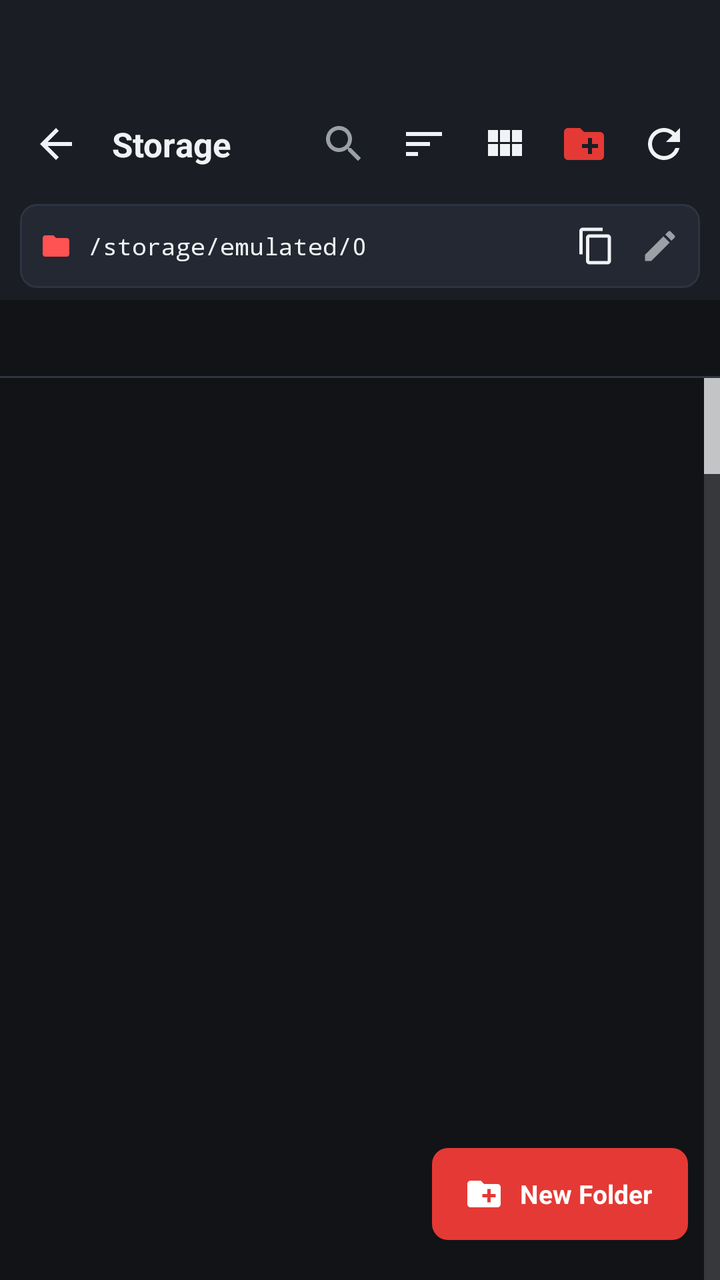
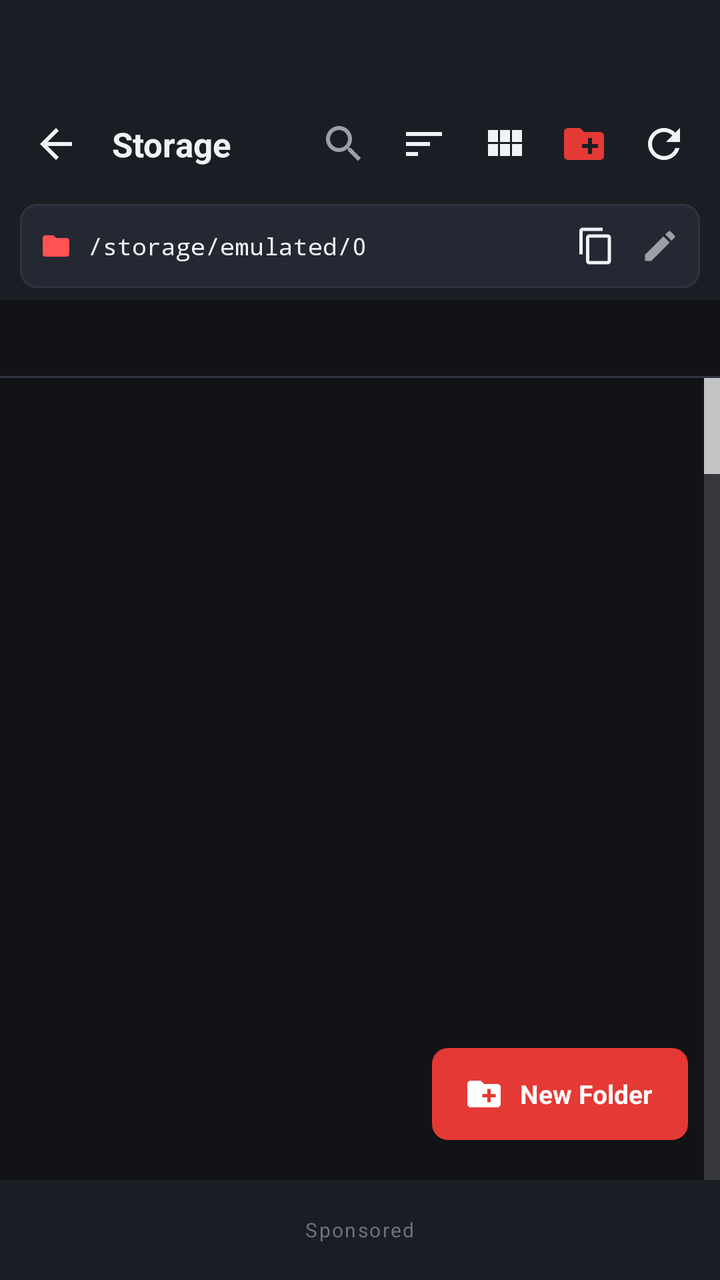

Screens rendered from an Android XML layout before and after an edit, with the pre-edit source and the edit as a unified diff.
<!-- AndroidManifest.xml: application theme Theme.ArtrawFiles -->
<!-- res/layout/activity_browser.xml -->
<?xml version="1.0" encoding="utf-8"?>
<LinearLayout xmlns:android="http://schemas.android.com/apk/res/android"
    android:layout_width="match_parent"
    android:layout_height="match_parent"
    android:orientation="vertical"
    android:background="@color/bg_dark">

    
    <LinearLayout
        android:id="@+id/layoutTopBrowser"
        android:layout_width="match_parent"
        android:layout_height="wrap_content"
        android:orientation="vertical"
        android:background="@color/surface_dark">

        
        <View
            android:id="@+id/statusBarSpacerBrowser"
            android:layout_width="match_parent"
            android:layout_height="44dp" />

        
        <RelativeLayout
            android:id="@+id/toolbarNormal"
            android:layout_width="match_parent"
            android:layout_height="56dp"
            android:paddingStart="8dp"
            android:paddingEnd="8dp">

            <ImageView
                android:id="@+id/btnBack"
                android:layout_width="40dp"
                android:layout_height="40dp"
                android:layout_alignParentStart="true"
                android:layout_centerVertical="true"
                android:padding="8dp"
                android:background="?android:attr/selectableItemBackgroundBorderless"
                android:src="@drawable/ic_arrow_back"
                android:contentDescription="Back" />

            <TextView
                android:id="@+id/tvCurrentFolderName"
                android:layout_width="wrap_content"
                android:layout_height="wrap_content"
                android:layout_toEndOf="@id/btnBack"
                android:layout_toStartOf="@+id/layoutNormalActions"
                android:layout_centerVertical="true"
                android:layout_marginStart="8dp"
                android:layout_marginEnd="8dp"
                android:singleLine="true"
                android:ellipsize="middle"
                android:text="Storage"
                android:textColor="@color/text_primary_dark"
                android:textSize="17sp"
                android:textStyle="bold" />

            <LinearLayout
                android:id="@+id/layoutNormalActions"
                android:layout_width="wrap_content"
                android:layout_height="wrap_content"
                android:layout_alignParentEnd="true"
                android:layout_centerVertical="true"
                android:orientation="horizontal">

                <ImageView
                    android:id="@+id/btnSearch"
                    android:layout_width="40dp"
                    android:layout_height="40dp"
                    android:padding="8dp"
                    android:background="?android:attr/selectableItemBackgroundBorderless"
                    android:src="@drawable/ic_search"
                    android:contentDescription="Search" />

                <ImageView
                    android:id="@+id/btnSort"
                    android:layout_width="40dp"
                    android:layout_height="40dp"
                    android:padding="8dp"
                    android:background="?android:attr/selectableItemBackgroundBorderless"
                    android:src="@drawable/ic_sort"
                    android:contentDescription="Sort" />

                <ImageView
                    android:id="@+id/btnViewToggle"
                    android:layout_width="40dp"
                    android:layout_height="40dp"
                    android:padding="8dp"
                    android:background="?android:attr/selectableItemBackgroundBorderless"
                    android:src="@drawable/ic_grid"
                    android:contentDescription="Toggle View" />

                <ImageView
                    android:id="@+id/btnNewFolder"
                    android:layout_width="40dp"
                    android:layout_height="40dp"
                    android:padding="8dp"
                    android:background="?android:attr/selectableItemBackgroundBorderless"
                    android:src="@drawable/ic_new_folder"
                    android:contentDescription="New Folder" />

                <ImageView
                    android:id="@+id/btnRefresh"
                    android:layout_width="40dp"
                    android:layout_height="40dp"
                    android:padding="8dp"
                    android:background="?android:attr/selectableItemBackgroundBorderless"
                    android:src="@drawable/ic_refresh"
                    android:contentDescription="Refresh" />
            </LinearLayout>
        </RelativeLayout>

        
        <RelativeLayout
            android:id="@+id/toolbarSelection"
            android:layout_width="match_parent"
            android:layout_height="56dp"
            android:background="@color/surface_elevated_dark"
            android:paddingStart="8dp"
            android:paddingEnd="8dp"
            android:visibility="gone">

            <ImageView
                android:id="@+id/btnCloseSelection"
                android:layout_width="40dp"
                android:layout_height="40dp"
                android:layout_alignParentStart="true"
                android:layout_centerVertical="true"
                android:padding="8dp"
                android:background="?android:attr/selectableItemBackgroundBorderless"
                android:src="@drawable/ic_arrow_back"
                android:contentDescription="Close Selection" />

            <TextView
                android:id="@+id/tvSelectionCount"
                android:layout_width="wrap_content"
                android:layout_height="wrap_content"
                android:layout_toEndOf="@id/btnCloseSelection"
                android:layout_toStartOf="@+id/layoutSelectionActions"
                android:layout_centerVertical="true"
                android:layout_marginStart="8dp"
                android:singleLine="true"
                android:ellipsize="end"
                android:text="0 selected"
                android:textColor="@color/text_primary_dark"
                android:textSize="15sp"
                android:textStyle="bold" />

            <LinearLayout
                android:id="@+id/layoutSelectionActions"
                android:layout_width="wrap_content"
                android:layout_height="wrap_content"
                android:layout_alignParentEnd="true"
                android:layout_centerVertical="true"
                android:orientation="horizontal">

                <ImageView
                    android:id="@+id/btnActionSelectAll"
                    android:layout_width="38dp"
                    android:layout_height="38dp"
                    android:padding="8dp"
                    android:background="?android:attr/selectableItemBackgroundBorderless"
                    android:src="@drawable/ic_select_all"
                    android:contentDescription="Select All" />

                <ImageView
                    android:id="@+id/btnActionCopy"
                    android:layout_width="38dp"
                    android:layout_height="38dp"
                    android:padding="8dp"
                    android:background="?android:attr/selectableItemBackgroundBorderless"
                    android:src="@drawable/ic_copy"
                    android:contentDescription="Copy" />

                <ImageView
                    android:id="@+id/btnActionCut"
                    android:layout_width="38dp"
                    android:layout_height="38dp"
                    android:padding="8dp"
                    android:background="?android:attr/selectableItemBackgroundBorderless"
                    android:src="@drawable/ic_cut"
                    android:contentDescription="Cut" />

                <ImageView
                    android:id="@+id/btnActionShare"
                    android:layout_width="38dp"
                    android:layout_height="38dp"
                    android:padding="8dp"
                    android:background="?android:attr/selectableItemBackgroundBorderless"
                    android:src="@drawable/ic_share"
                    android:contentDescription="Share" />

                <ImageView
                    android:id="@+id/btnActionCompress"
                    android:layout_width="38dp"
                    android:layout_height="38dp"
                    android:padding="8dp"
                    android:background="?android:attr/selectableItemBackgroundBorderless"
                    android:src="@drawable/ic_compress"
                    android:contentDescription="Compress to ZIP" />

                <ImageView
                    android:id="@+id/btnActionDelete"
                    android:layout_width="38dp"
                    android:layout_height="38dp"
                    android:padding="8dp"
                    android:background="?android:attr/selectableItemBackgroundBorderless"
                    android:src="@drawable/ic_delete"
                    android:contentDescription="Delete" />

                <ImageView
                    android:id="@+id/btnActionMore"
                    android:layout_width="38dp"
                    android:layout_height="38dp"
                    android:padding="8dp"
                    android:background="?android:attr/selectableItemBackgroundBorderless"
                    android:src="@drawable/ic_more"
                    android:contentDescription="More" />
            </LinearLayout>
        </RelativeLayout>

        
        <LinearLayout
            android:id="@+id/layoutSearchBar"
            android:layout_width="match_parent"
            android:layout_height="48dp"
            android:orientation="horizontal"
            android:background="@color/surface_dark"
            android:paddingStart="12dp"
            android:paddingEnd="12dp"
            android:gravity="center_vertical"
            android:visibility="gone">

            <EditText
                android:id="@+id/etSearchQuery"
                android:layout_width="0dp"
                android:layout_height="match_parent"
                android:layout_weight="1"
                android:background="@null"
                android:hint="@string/search_hint"
                android:textColor="@color/text_primary_dark"
                android:textColorHint="@color/text_tertiary_dark"
                android:textSize="14sp"
                android:imeOptions="actionSearch"
                android:singleLine="true" />

            <ImageView
                android:id="@+id/btnClearSearch"
                android:layout_width="36dp"
                android:layout_height="36dp"
                android:padding="8dp"
                android:src="@drawable/ic_more"
                android:contentDescription="Clear" />
        </LinearLayout>

        
        <LinearLayout
            android:id="@+id/layoutPcAddressBar"
            android:layout_width="match_parent"
            android:layout_height="wrap_content"
            android:orientation="horizontal"
            android:gravity="center_vertical"
            android:background="@drawable/bg_address_bar"
            android:layout_marginStart="10dp"
            android:layout_marginEnd="10dp"
            android:layout_marginTop="2dp"
            android:layout_marginBottom="6dp"
            android:paddingStart="10dp"
            android:paddingEnd="4dp"
            android:paddingTop="5dp"
            android:paddingBottom="5dp">

            <ImageView
                android:layout_width="16dp"
                android:layout_height="16dp"
                android:src="@drawable/ic_folder"
                android:tint="@color/artraw_crimson_accent"
                android:contentDescription="Path" />

            <TextView
                android:id="@+id/tvPcPathDisplay"
                android:layout_width="0dp"
                android:layout_height="wrap_content"
                android:layout_weight="1"
                android:layout_marginStart="8dp"
                android:layout_marginEnd="6dp"
                android:text="/storage/emulated/0"
                android:textColor="@color/text_primary_dark"
                android:textSize="12sp"
                android:fontFamily="monospace"
                android:singleLine="true"
                android:ellipsize="start" />

            
            <ImageView
                android:id="@+id/btnCopyCurrentPath"
                android:layout_width="32dp"
                android:layout_height="32dp"
                android:padding="6dp"
                android:background="?android:attr/selectableItemBackgroundBorderless"
                android:src="@drawable/ic_copy"
                android:contentDescription="Copy Current Path" />

            
            <ImageView
                android:id="@+id/btnTypePath"
                android:layout_width="32dp"
                android:layout_height="32dp"
                android:padding="6dp"
                android:background="?android:attr/selectableItemBackgroundBorderless"
                android:src="@drawable/ic_edit"
                android:contentDescription="Type Path" />
        </LinearLayout>
    </LinearLayout>

    
    <RelativeLayout
        android:layout_width="match_parent"
        android:layout_height="38dp"
        android:background="@color/bg_dark"
        android:paddingStart="8dp"
        android:paddingEnd="8dp">

        <HorizontalScrollView
            android:id="@+id/scrollBreadcrumbs"
            android:layout_width="match_parent"
            android:layout_height="match_parent"
            android:layout_centerVertical="true"
            android:scrollbars="none">

            <LinearLayout
                android:id="@+id/layoutBreadcrumbs"
                android:layout_width="wrap_content"
                android:layout_height="match_parent"
                android:orientation="horizontal"
                android:gravity="center_vertical" />
        </HorizontalScrollView>
    </RelativeLayout>

    <View
        android:layout_width="match_parent"
        android:layout_height="1dp"
        android:background="@color/border_dark" />

    
    <RelativeLayout
        android:id="@+id/layoutPasteBar"
        android:layout_width="match_parent"
        android:layout_height="wrap_content"
        android:minHeight="52dp"
        android:background="@color/surface_elevated_dark"
        android:paddingStart="16dp"
        android:paddingEnd="16dp"
        android:visibility="gone">

        <TextView
            android:id="@+id/tvPasteStatus"
            android:layout_width="wrap_content"
            android:layout_height="wrap_content"
            android:layout_alignParentStart="true"
            android:layout_toStartOf="@+id/layoutPasteButtons"
            android:layout_centerVertical="true"
            android:singleLine="true"
            android:text="2 files ready to paste"
            android:textColor="@color/text_primary_dark"
            android:textSize="13sp" />

        <LinearLayout
            android:id="@+id/layoutPasteButtons"
            android:layout_width="wrap_content"
            android:layout_height="wrap_content"
            android:layout_alignParentEnd="true"
            android:layout_centerVertical="true"
            android:orientation="horizontal">

            <Button
                android:id="@+id/btnCancelPaste"
                android:layout_width="wrap_content"
                android:layout_height="36dp"
                android:background="@drawable/bg_button_outlined"
                android:text="@string/btn_cancel"
                android:textColor="@color/text_secondary_dark"
                android:textSize="12sp" />

            <Button
                android:id="@+id/btnExecutePaste"
                android:layout_width="wrap_content"
                android:layout_height="36dp"
                android:layout_marginStart="8dp"
                android:background="@drawable/bg_button_primary"
                android:text="@string/action_paste"
                android:textColor="@android:color/white"
                android:textSize="12sp" />
        </LinearLayout>
    </RelativeLayout>

    
    <FrameLayout
        android:layout_width="match_parent"
        android:layout_height="0dp"
        android:layout_weight="1">

        <ListView
            android:id="@+id/listViewFiles"
            android:layout_width="match_parent"
            android:layout_height="match_parent"
            android:divider="@color/border_dark"
            android:dividerHeight="0.5dp"
            android:clipToPadding="false"
            android:fastScrollEnabled="true" />

        <GridView
            android:id="@+id/gridViewFiles"
            android:layout_width="match_parent"
            android:layout_height="match_parent"
            android:numColumns="3"
            android:padding="8dp"
            android:horizontalSpacing="8dp"
            android:verticalSpacing="8dp"
            android:clipToPadding="false"
            android:visibility="gone" />

        
        <LinearLayout
            android:id="@+id/layoutEmptyState"
            android:layout_width="wrap_content"
            android:layout_height="wrap_content"
            android:layout_gravity="center"
            android:orientation="vertical"
            android:gravity="center"
            android:padding="24dp"
            android:visibility="gone">

            <ImageView
                android:layout_width="56dp"
                android:layout_height="56dp"
                android:src="@drawable/ic_folder"
                android:alpha="0.5" />

            <TextView
                android:id="@+id/tvEmptyMessage"
                android:layout_width="wrap_content"
                android:layout_height="wrap_content"
                android:layout_marginTop="12dp"
                android:text="@string/state_empty"
                android:textColor="@color/text_secondary_dark"
                android:textSize="14sp" />
        </LinearLayout>

        
        <LinearLayout
            android:id="@+id/fabNewFolder"
            android:layout_width="wrap_content"
            android:layout_height="46dp"
            android:layout_gravity="bottom|end"
            android:layout_marginEnd="16dp"
            android:layout_marginBottom="20dp"
            android:background="@drawable/bg_button_primary"
            android:orientation="horizontal"
            android:gravity="center"
            android:paddingStart="16dp"
            android:paddingEnd="18dp"
            android:clickable="true"
            android:focusable="true">

            <ImageView
                android:layout_width="20dp"
                android:layout_height="20dp"
                android:src="@drawable/ic_new_folder"
                android:tint="@android:color/white" />

            <TextView
                android:layout_width="wrap_content"
                android:layout_height="wrap_content"
                android:layout_marginStart="8dp"
                android:text="New Folder"
                android:textColor="@android:color/white"
                android:textSize="13sp"
                android:textStyle="bold" />
        </LinearLayout>

        
        <ProgressBar
            android:id="@+id/progressLoading"
            android:layout_width="48dp"
            android:layout_height="48dp"
            android:layout_gravity="center"
            android:indeterminate="true"
            android:indeterminateTint="@color/artraw_crimson"
            android:visibility="gone" />
    </FrameLayout>
</LinearLayout>
<!-- resources referenced by this layout -->
<resources>
  <color name="artraw_crimson">#E53935</color>
  <color name="artraw_crimson_accent">#FF5252</color>
  <color name="bg_dark">#121316</color>
  <color name="border_dark">#2E3442</color>
  <color name="surface_dark">#1A1D24</color>
  <color name="surface_elevated_dark">#242833</color>
  <color name="text_primary_dark">#F0F2F5</color>
  <color name="text_secondary_dark">#9AA0A6</color>
  <color name="text_tertiary_dark">#6B7280</color>
  <!-- drawable bg_address_bar (drawable) -->
  <?xml version="1.0" encoding="utf-8"?>
  <shape xmlns:android="http://schemas.android.com/apk/res/android"
      android:shape="rectangle">
      <solid android:color="@color/surface_elevated_dark" />
      <corners android:radius="8dp" />
      <stroke
          android:width="1dp"
          android:color="@color/border_dark" />
  </shape>
  <!-- drawable bg_button_outlined (drawable) -->
  <?xml version="1.0" encoding="utf-8"?>
  <shape xmlns:android="http://schemas.android.com/apk/res/android"
      android:shape="rectangle">
      <solid android:color="@android:color/transparent" />
      <corners android:radius="8dp" />
      <stroke
          android:width="1dp"
          android:color="@color/border_dark" />
  </shape>
  <!-- drawable bg_button_primary (drawable) -->
  <?xml version="1.0" encoding="utf-8"?>
  <shape xmlns:android="http://schemas.android.com/apk/res/android"
      android:shape="rectangle">
      <solid android:color="@color/artraw_crimson" />
      <corners android:radius="8dp" />
  </shape>
  <!-- drawable ic_arrow_back (drawable) -->
  <vector xmlns:android="http://schemas.android.com/apk/res/android"
      android:width="24dp"
      android:height="24dp"
      android:viewportWidth="24"
      android:viewportHeight="24">
      <path
          android:fillColor="#F0F2F5"
          android:pathData="M20,11H7.83l5.59,-5.59L12,4l-8,8 8,8 1.41,-1.41L7.83,13H20v-2z"/>
  </vector>
  <!-- drawable ic_delete (drawable) -->
  <vector xmlns:android="http://schemas.android.com/apk/res/android"
      android:width="24dp"
      android:height="24dp"
      android:viewportWidth="24"
      android:viewportHeight="24">
      <path
          android:fillColor="#FF5252"
          android:pathData="M6,19c0,1.1 0.9,2 2,2h8c1.1,0 2,-0.9 2,-2V7H6v12zM19,4h-3.5l-1,-1h-5l-1,1H5v2h14V4z"/>
  </vector>
  <!-- drawable ic_folder (drawable) -->
  <vector xmlns:android="http://schemas.android.com/apk/res/android"
      android:width="24dp"
      android:height="24dp"
      android:viewportWidth="24"
      android:viewportHeight="24">
      <path
          android:fillColor="#FFA000"
          android:pathData="M10,4H4c-1.1,0 -1.99,0.9 -1.99,2L2,18c0,1.1 0.9,2 2,2h16c1.1,0 2,-0.9 2,-2V8c0,-1.1 -0.9,-2 -2,-2h-8l-2,-2z"/>
  </vector>
  <!-- drawable ic_grid (drawable) -->
  <vector xmlns:android="http://schemas.android.com/apk/res/android"
      android:width="24dp"
      android:height="24dp"
      android:viewportWidth="24"
      android:viewportHeight="24">
      <path
          android:fillColor="#F0F2F5"
          android:pathData="M4,11h5V5H4v6zm0,7h5v-6H4v6zm6,0h5v-6h-5v6zm6,0h5v-6h-5v6zm-6,-7h5V5h-5v6zm6,-6v6h5V5h-5z"/>
  </vector>
  <!-- drawable ic_sort (drawable) -->
  <vector xmlns:android="http://schemas.android.com/apk/res/android"
      android:width="24dp"
      android:height="24dp"
      android:viewportWidth="24"
      android:viewportHeight="24">
      <path
          android:fillColor="#F0F2F5"
          android:pathData="M3,18h6v-2H3v2zM3,6v2h18V6H3zm0,7h12v-2H3v2z"/>
  </vector>
  <string name="action_paste">Paste</string>
  <string name="btn_cancel">Cancel</string>
  <string name="search_hint">Search files and folders…</string>
  <string name="state_empty">This folder is empty</string>
  <color name="artraw_crimson_dark">#B71C1C</color>
  <!-- unchanged entries left out for length: 11 -->
</resources>

<!-- the commit's change to res/layout/activity_browser.xml (unified diff, before → after) -->
@@ -488,4 +488,24 @@
             android:indeterminateTint="@color/artraw_crimson"
             android:visibility="gone" />
     </FrameLayout>
+
+    
+    <FrameLayout
+        android:id="@+id/adViewContainerBrowser"
+        android:layout_width="match_parent"
+        android:layout_height="50dp"
+        android:minHeight="50dp"
+        android:background="@color/surface_dark"
+        android:gravity="center"
+        android:visibility="visible">
+
+        <TextView
+            android:layout_width="wrap_content"
+            android:layout_height="wrap_content"
+            android:layout_gravity="center"
+            android:text="Sponsored"
+            android:textColor="@color/text_tertiary_dark"
+            android:textSize="10sp"
+            android:letterSpacing="0.08" />
+    </FrameLayout>
 </LinearLayout>
